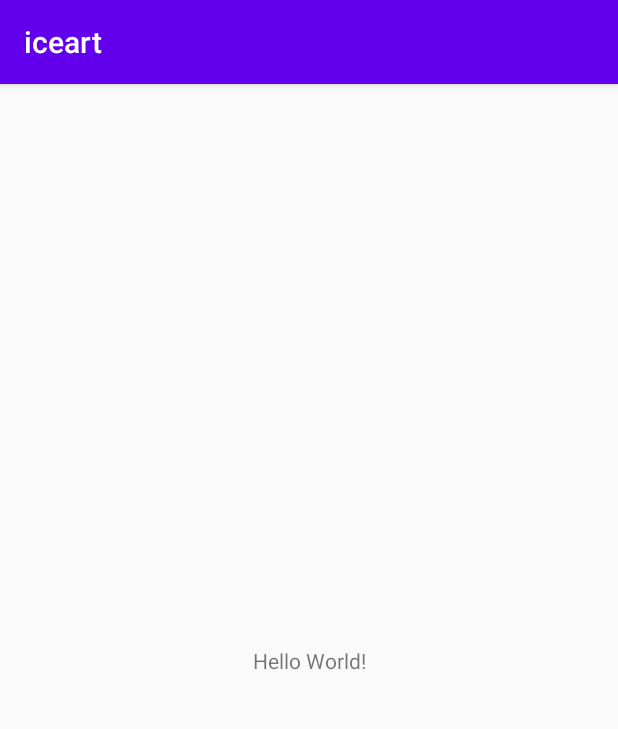
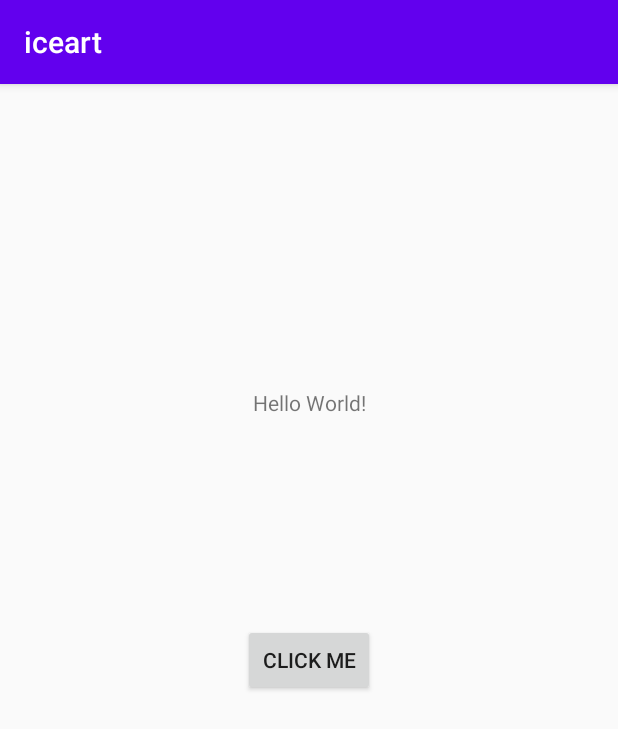
Before and after one commit to steinaragust/SPM-Project, an Android app: the screen it shows after launch (MainActivity), on a phone screen of 412 x 824 dp. Shown: the top 729 px of the screen. Run offline under Robolectric (Android 15) with nearby library versions, the phone set to English and light mode, and no system bars.

```diff
--- a/app/build.gradle
+++ b/app/build.gradle
@@ -8,7 +8,7 @@ android {
 
     defaultConfig {
         applicationId "com.iceartgrp.iceart"
-        minSdkVersion 21
+        minSdkVersion 25
         targetSdkVersion 30
         versionCode 1
         versionName "1.0"
@@ -29,7 +29,9 @@ dependencies {
     implementation "org.jetbrains.kotlin:kotlin-stdlib:$kotlin_version"
     implementation 'androidx.core:core-ktx:1.3.2'
     implementation 'androidx.appcompat:appcompat:1.2.0'
-    implementation 'androidx.constraintlayout:constraintlayout:2.0.1'
+    implementation 'com.github.kittinunf.fuel:fuel-android:2.3.0'
+    implementation 'com.google.code.gson:gson:2.8.6'
+    implementation 'androidx.constraintlayout:constraintlayout:2.0.2'
     testImplementation 'junit:junit:4.12'
     androidTestImplementation 'androidx.test.ext:junit:1.1.2'
     androidTestImplementation 'androidx.test.espresso:espresso-core:3.3.0'
--- a/app/src/main/AndroidManifest.xml
+++ b/app/src/main/AndroidManifest.xml
@@ -1,15 +1,17 @@
 <?xml version="1.0" encoding="utf-8"?>
 <manifest xmlns:android="http://schemas.android.com/apk/res/android"
     package="com.iceartgrp.iceart">
-
+    <uses-permission android:name="android.permission.INTERNET">
+    </uses-permission>
     <application
+        android:usesCleartextTraffic="true"
         android:allowBackup="true"
         android:icon="@mipmap/ic_launcher"
         android:label="@string/app_name"
         android:roundIcon="@mipmap/ic_launcher_round"
         android:supportsRtl="true"
         android:theme="@style/AppTheme">
-        <activity android:name=".MainActivity">
+        <activity android:name=".components.MainActivity">
             <intent-filter>
                 <action android:name="android.intent.action.MAIN" />
 
--- a/app/src/main/res/layout/activity_main.xml
+++ b/app/src/main/res/layout/activity_main.xml
@@ -4,15 +4,27 @@
     xmlns:tools="http://schemas.android.com/tools"
     android:layout_width="match_parent"
     android:layout_height="match_parent"
-    tools:context=".MainActivity">
+    tools:context=".components.MainActivity">
 
     <TextView
+        android:id="@+id/maintxt"
         android:layout_width="wrap_content"
         android:layout_height="wrap_content"
         android:text="Hello World!"
         app:layout_constraintBottom_toBottomOf="parent"
         app:layout_constraintLeft_toLeftOf="parent"
         app:layout_constraintRight_toRightOf="parent"
+        app:layout_constraintTop_toTopOf="parent"
+        app:layout_constraintVertical_bias="0.271" />
+
+    <Button
+        android:id="@+id/mainbtn"
+        android:layout_width="wrap_content"
+        android:layout_height="wrap_content"
+        android:text="@string/click_me"
+        app:layout_constraintBottom_toBottomOf="parent"
+        app:layout_constraintLeft_toLeftOf="parent"
+        app:layout_constraintRight_toRightOf="parent"
         app:layout_constraintTop_toTopOf="parent" />
 
 </androidx.constraintlayout.widget.ConstraintLayout>
--- a/app/src/main/res/values/strings.xml
+++ b/app/src/main/res/values/strings.xml
@@ -1,3 +1,5 @@
 <resources>
     <string name="app_name">iceart</string>
+    <string name="iceart_api_host">http://10.0.2.2:5000</string>
+    <string name="click_me">Click Me</string>
 </resources>
```
Also changed, not shown: app/src/main/java/com/iceartgrp/iceart/MainActivity.kt (deleted, +0 -11 lines), app/src/main/java/com/iceartgrp/iceart/components/MainActivity.kt (added, +29 -0 lines), app/src/main/java/com/iceartgrp/iceart/models/Painting.kt (added, +14 -0 lines), app/src/main/java/com/iceartgrp/iceart/network/consumer.kt (added, +30 -0 lines), app/src/main/res/drawable/ic_launcher_foreground.xml (renamed from app/src/main/res/drawable-v24/ic_launcher_foreground.xml), 1 other file.
